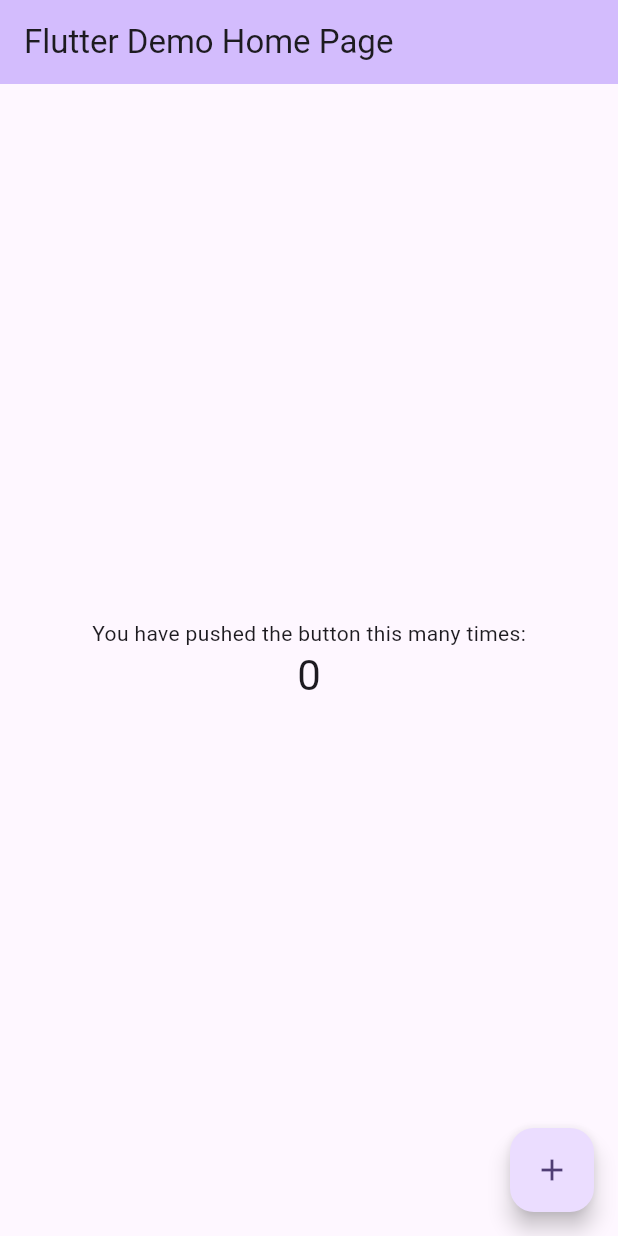
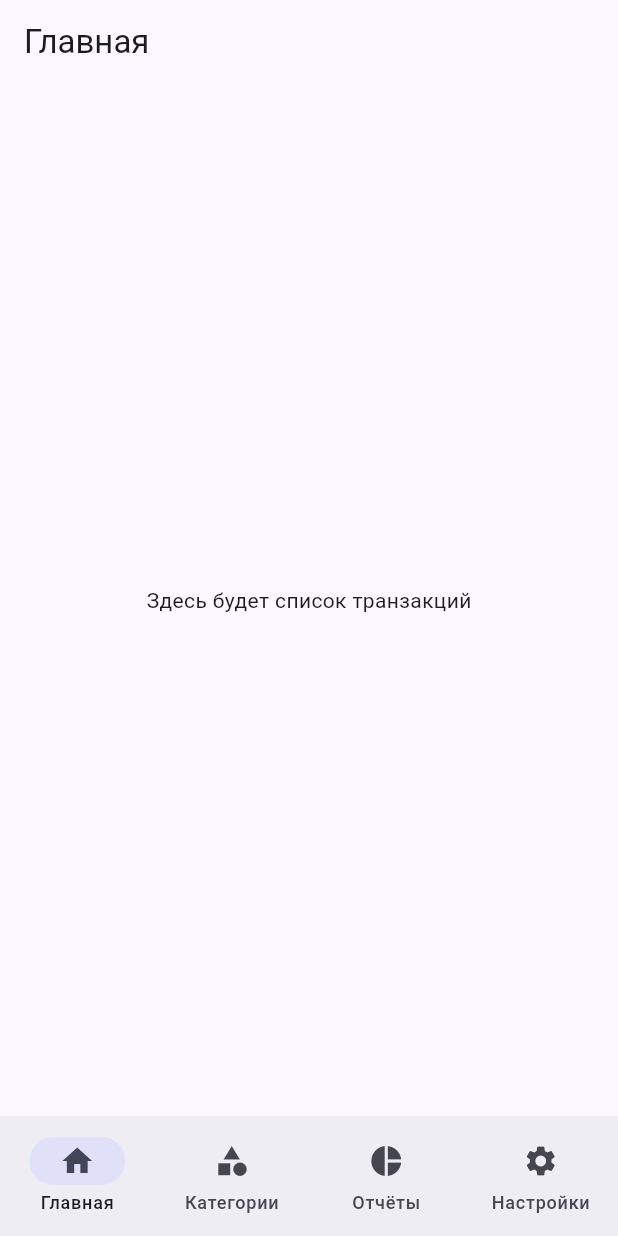
Before and after one commit to Dev-saint/FinliteApp, a Flutter app: the screen it shows after launch, on a phone screen of 412 x 824 dp. Run offline on Flutter 3.47's test engine with Material 3 defaults, Android fonts, the phone set to English and light mode, and no system bars.

Commit message:
Made a structure and screens. Navigation panel at the bottom of the window.

```diff
--- a/lib/main.dart
+++ b/lib/main.dart
@@ -1,122 +1,66 @@
 import 'package:flutter/material.dart';
+import 'screens/home_screen.dart';
+import 'screens/categories_screen.dart';
+import 'screens/reports_screen.dart';
+import 'screens/settings_screen.dart';
 
 void main() {
-  runApp(const MyApp());
+  runApp(const FinliteApp());
 }
 
-class MyApp extends StatelessWidget {
-  const MyApp({super.key});
+class FinliteApp extends StatelessWidget {
+  const FinliteApp({super.key});
 
-  // This widget is the root of your application.
   @override
   Widget build(BuildContext context) {
     return MaterialApp(
-      title: 'Flutter Demo',
+      title: 'Finlite',
       theme: ThemeData(
-        // This is the theme of your application.
-        //
-        // TRY THIS: Try running your application with "flutter run". You'll see
-        // the application has a purple toolbar. Then, without quitting the app,
-        // try changing the seedColor in the colorScheme below to Colors.green
-        // and then invoke "hot reload" (save your changes or press the "hot
-        // reload" button in a Flutter-supported IDE, or press "r" if you used
-        // the command line to start the app).
-        //
-        // Notice that the counter didn't reset back to zero; the application
-        // state is not lost during the reload. To reset the state, use hot
-        // restart instead.
-        //
-        // This works for code too, not just values: Most code changes can be
-        // tested with just a hot reload.
-        colorScheme: ColorScheme.fromSeed(seedColor: Colors.deepPurple),
+        colorScheme: ColorScheme.fromSeed(seedColor: Colors.indigo),
+        useMaterial3: true,
       ),
-      home: const MyHomePage(title: 'Flutter Demo Home Page'),
+      home: const MainNavigation(),
     );
   }
 }
 
-class MyHomePage extends StatefulWidget {
-  const MyHomePage({super.key, required this.title});
-
-  // This widget is the home page of your application. It is stateful, meaning
-  // that it has a State object (defined below) that contains fields that affect
-  // how it looks.
-
-  // This class is the configuration for the state. It holds the values (in this
-  // case the title) provided by the parent (in this case the App widget) and
-  // used by the build method of the State. Fields in a Widget subclass are
-  // always marked "final".
-
-  final String title;
+class MainNavigation extends StatefulWidget {
+  const MainNavigation({super.key});
 
   @override
-  State<MyHomePage> createState() => _MyHomePageState();
+  State<MainNavigation> createState() => _MainNavigationState();
 }
 
-class _MyHomePageState extends State<MyHomePage> {
-  int _counter = 0;
+class _MainNavigationState extends State<MainNavigation> {
+  int _selectedIndex = 0;
 
-  void _incrementCounter() {
+  static final List<Widget> _screens = [
+    HomeScreen(),
+    CategoriesScreen(),
+    ReportsScreen(),
+    SettingsScreen(),
+  ];
+
+  void _onItemTapped(int index) {
     setState(() {
-      // This call to setState tells the Flutter framework that something has
-      // changed in this State, which causes it to rerun the build method below
-      // so that the display can reflect the updated values. If we changed
-      // _counter without calling setState(), then the build method would not be
-      // called again, and so nothing would appear to happen.
-      _counter++;
+      _selectedIndex = index;
     });
   }
 
   @override
   Widget build(BuildContext context) {
-    // This method is rerun every time setState is called, for instance as done
-    // by the _incrementCounter method above.
-    //
-    // The Flutter framework has been optimized to make rerunning build methods
-    // fast, so that you can just rebuild anything that needs updating rather
-    // than having to individually change instances of widgets.
     return Scaffold(
-      appBar: AppBar(
-        // TRY THIS: Try changing the color here to a specific color (to
-        // Colors.amber, perhaps?) and trigger a hot reload to see the AppBar
-        // change color while the other colors stay the same.
-        backgroundColor: Theme.of(context).colorScheme.inversePrimary,
-        // Here we take the value from the MyHomePage object that was created by
-        // the App.build method, and use it to set our appbar title.
-        title: Text(widget.title),
+      body: _screens[_selectedIndex],
+      bottomNavigationBar: NavigationBar(
+        selectedIndex: _selectedIndex,
+        onDestinationSelected: _onItemTapped,
+        destinations: const [
+          NavigationDestination(icon: Icon(Icons.home), label: 'Главная'),
+          NavigationDestination(icon: Icon(Icons.category), label: 'Категории'),
+          NavigationDestination(icon: Icon(Icons.pie_chart), label: 'Отчёты'),
+          NavigationDestination(icon: Icon(Icons.settings), label: 'Настройки'),
+        ],
       ),
-      body: Center(
-        // Center is a layout widget. It takes a single child and positions it
-        // in the middle of the parent.
-        child: Column(
-          // Column is also a layout widget. It takes a list of children and
-          // arranges them vertically. By default, it sizes itself to fit its
-          // children horizontally, and tries to be as tall as its parent.
-          //
-          // Column has various properties to control how it sizes itself and
-          // how it positions its children. Here we use mainAxisAlignment to
-          // center the children vertically; the main axis here is the vertical
-          // axis because Columns are vertical (the cross axis would be
-          // horizontal).
-          //
-          // TRY THIS: Invoke "debug painting" (choose the "Toggle Debug Paint"
-          // action in the IDE, or press "p" in the console), to see the
-          // wireframe for each widget.
-          mainAxisAlignment: MainAxisAlignment.center,
-          children: <Widget>[
-            const Text('You have pushed the button this many times:'),
-            Text(
-              '$_counter',
-              style: Theme.of(context).textTheme.headlineMedium,
-            ),
-          ],
-        ),
-      ),
-      floatingActionButton: FloatingActionButton(
-        onPressed: _incrementCounter,
-        tooltip: 'Increment',
-        child: const Icon(Icons.add),
-      ), // This trailing comma makes auto-formatting nicer for build methods.
     );
   }
 }
--- /dev/null
+++ b/lib/screens/home_screen.dart
@@ -0,0 +1,13 @@
+import 'package:flutter/material.dart';
+
+class HomeScreen extends StatelessWidget {
+  const HomeScreen({super.key});
+
+  @override
+  Widget build(BuildContext context) {
+    return Scaffold(
+      appBar: AppBar(title: const Text('Главная')),
+      body: const Center(child: Text('Здесь будет список транзакций')),
+    );
+  }
+}
```
Also changed, not shown: lib/screens/categories_screen.dart (added, +13 -0 lines), lib/screens/reports_screen.dart (added, +13 -0 lines), lib/screens/settings_screen.dart (added, +13 -0 lines).
